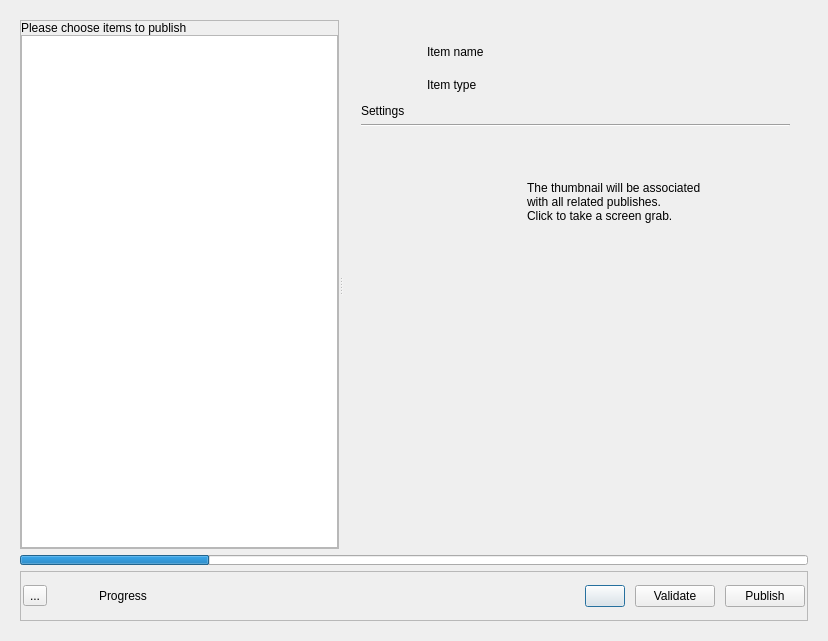
Qt form resources/dialog.ui (shotgunsoftware/tk-multi-publish2) before a commit.
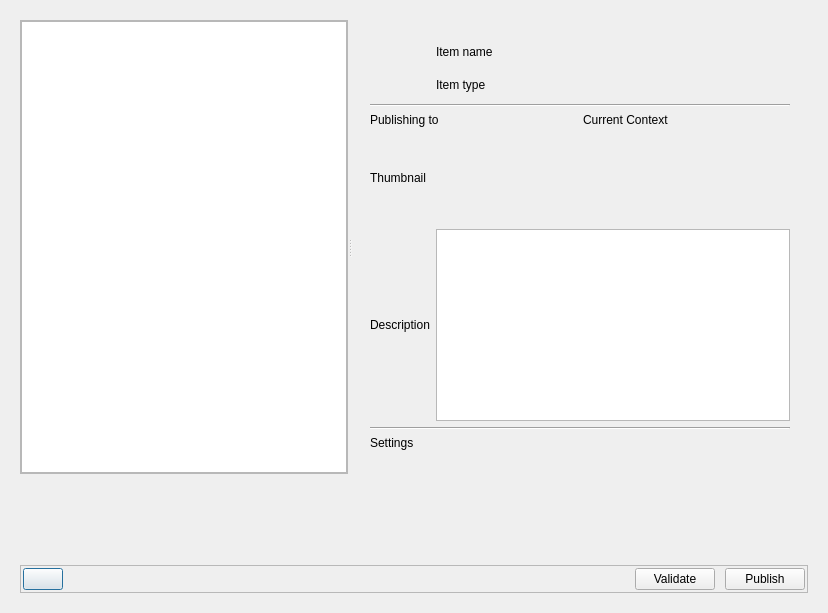
The same form after that commit. The open tabs and pages were chosen to show the change. Icons and pictures are not drawn. Custom widgets are drawn as their Qt base class.

Patch:
```diff
--- a/resources/dialog.ui
+++ b/resources/dialog.ui
@@ -7,7 +7,7 @@
     <x>0</x>
     <y>0</y>
     <width>828</width>
-    <height>641</height>
+    <height>613</height>
    </rect>
   </property>
   <property name="windowTitle">
@@ -151,13 +151,6 @@
            <property name="margin">
             <number>0</number>
            </property>
-           <item>
-            <widget class="QLabel" name="items_tree_label">
-             <property name="text">
-              <string>Please choose items to publish</string>
-             </property>
-            </widget>
-           </item>
            <item>
             <widget class="PublishTreeWidget" name="items_tree">
              <property name="acceptDrops">
@@ -192,7 +185,7 @@
               <number>0</number>
              </property>
              <widget class="QWidget" name="details_summary">
-              <layout class="QVBoxLayout" name="verticalLayout_8">
+              <layout class="QVBoxLayout" name="verticalLayout_6">
                <item>
                 <layout class="QHBoxLayout" name="horizontalLayout_2">
                  <item>
@@ -218,14 +211,22 @@
                   </widget>
                  </item>
                  <item>
-                  <widget class="QLabel" name="summary_header">
-                   <property name="text">
-                    <string>SUMMARY</string>
-                   </property>
-                   <property name="wordWrap">
-                    <bool>true</bool>
-                   </property>
-                  </widget>
+                  <layout class="QVBoxLayout" name="verticalLayout_12">
+                   <item>
+                    <widget class="QLabel" name="item_name">
+                     <property name="text">
+                      <string>Item name</string>
+                     </property>
+                    </widget>
+                   </item>
+                   <item>
+                    <widget class="QLabel" name="item_type">
+                     <property name="text">
+                      <string>Item type</string>
+                     </property>
+                    </widget>
+                   </item>
+                  </layout>
                  </item>
                 </layout>
                </item>
@@ -237,25 +238,33 @@
                 </widget>
                </item>
                <item>
-                <layout class="QFormLayout" name="formLayout">
-                 <property name="fieldGrowthPolicy">
-                  <enum>QFormLayout::FieldsStayAtSizeHint</enum>
-                 </property>
-                 <item row="0" column="0">
+                <layout class="QHBoxLayout" name="horizontalLayout_5">
+                 <item>
                   <widget class="QLabel" name="label_4">
                    <property name="text">
                     <string>Publishing to</string>
                    </property>
                   </widget>
                  </item>
-                 <item row="2" column="0">
+                 <item>
+                  <widget class="QLabel" name="summary_context">
+                   <property name="text">
+                    <string>Current Context</string>
+                   </property>
+                  </widget>
+                 </item>
+                </layout>
+               </item>
+               <item>
+                <layout class="QHBoxLayout" name="horizontalLayout_6">
+                 <item>
                   <widget class="QLabel" name="label_2">
                    <property name="text">
                     <string>Thumbnail</string>
                    </property>
                   </widget>
                  </item>
-                 <item row="2" column="1">
+                 <item>
                   <widget class="Thumbnail" name="summary_thumbnail">
                    <property name="minimumSize">
                     <size>
@@ -277,25 +286,46 @@
                    </property>
                   </widget>
                  </item>
-                 <item row="3" column="0">
+                </layout>
+               </item>
+               <item>
+                <layout class="QHBoxLayout" name="horizontalLayout_7">
+                 <item>
                   <widget class="QLabel" name="label_3">
                    <property name="text">
                     <string>Description</string>
                    </property>
                   </widget>
                  </item>
-                 <item row="3" column="1">
+                 <item>
                   <widget class="QPlainTextEdit" name="summary_comments"/>
                  </item>
-                 <item row="0" column="1">
-                  <widget class="QLabel" name="summary_context">
-                   <property name="text">
-                    <string>Current Context</string>
-                   </property>
-                  </widget>
-                 </item>
                 </layout>
                </item>
+               <item>
+                <widget class="Line" name="item_divider">
+                 <property name="orientation">
+                  <enum>Qt::Horizontal</enum>
+                 </property>
+                </widget>
+               </item>
+               <item>
+                <widget class="QLabel" name="item_settings_label">
+                 <property name="text">
+                  <string>Settings</string>
+                 </property>
+                </widget>
+               </item>
+               <item>
+                <widget class="SettingsWidget" name="item_settings" native="true">
+                 <property name="sizePolicy">
+                  <sizepolicy hsizetype="Preferred" vsizetype="Expanding">
+                   <horstretch>0</horstretch>
+                   <verstretch>0</verstretch>
+                  </sizepolicy>
+                 </property>
+                </widget>
+               </item>
               </layout>
              </widget>
              <widget class="QWidget" name="details_task">
@@ -369,205 +399,6 @@
                </item>
               </layout>
              </widget>
-             <widget class="QWidget" name="details_plugin">
-              <layout class="QVBoxLayout" name="verticalLayout_10">
-               <item>
-                <layout class="QHBoxLayout" name="horizontalLayout_5">
-                 <item>
-                  <widget class="QLabel" name="plugin_icon">
-                   <property name="minimumSize">
-                    <size>
-                     <width>60</width>
-                     <height>60</height>
-                    </size>
-                   </property>
-                   <property name="maximumSize">
-                    <size>
-                     <width>60</width>
-                     <height>60</height>
-                    </size>
-                   </property>
-                   <property name="text">
-                    <string/>
-                   </property>
-                   <property name="scaledContents">
-                    <bool>true</bool>
-                   </property>
-                  </widget>
-                 </item>
-                 <item>
-                  <widget class="QLabel" name="plugin_name">
-                   <property name="text">
-                    <string>Plugin Name</string>
-                   </property>
-                  </widget>
-                 </item>
-                </layout>
-               </item>
-               <item>
-                <widget class="QLabel" name="plugin_description">
-                 <property name="text">
-                  <string>Description</string>
-                 </property>
-                 <property name="wordWrap">
-                  <bool>true</bool>
-                 </property>
-                </widget>
-               </item>
-               <item>
-                <widget class="QLabel" name="plugin_settings_label">
-                 <property name="text">
-                  <string>Settings</string>
-                 </property>
-                </widget>
-               </item>
-               <item>
-                <widget class="Line" name="plugin_divider">
-                 <property name="orientation">
-                  <enum>Qt::Horizontal</enum>
-                 </property>
-                </widget>
-               </item>
-               <item>
-                <widget class="SettingsWidget" name="plugin_settings" native="true">
-                 <property name="sizePolicy">
-                  <sizepolicy hsizetype="Preferred" vsizetype="Expanding">
-                   <horstretch>0</horstretch>
-                   <verstretch>0</verstretch>
-                  </sizepolicy>
-                 </property>
-                </widget>
-               </item>
-              </layout>
-             </widget>
-             <widget class="QWidget" name="details_item">
-              <layout class="QVBoxLayout" name="verticalLayout_13">
-               <item>
-                <layout class="QHBoxLayout" name="horizontalLayout_6">
-                 <item>
-                  <widget class="QLabel" name="item_icon">
-                   <property name="minimumSize">
-                    <size>
-                     <width>60</width>
-                     <height>60</height>
-                    </size>
-                   </property>
-                   <property name="maximumSize">
-                    <size>
-                     <width>60</width>
-                     <height>60</height>
-                    </size>
-                   </property>
-                   <property name="text">
-                    <string/>
-                   </property>
-                   <property name="scaledContents">
-                    <bool>true</bool>
-                   </property>
-                  </widget>
-                 </item>
-                 <item>
-                  <layout class="QVBoxLayout" name="verticalLayout_12">
-                   <item>
-                    <widget class="QLabel" name="item_name">
-                     <property name="text">
-                      <string>Item name</string>
-                     </property>
-                    </widget>
-                   </item>
-                   <item>
-                    <widget class="QLabel" name="item_type">
-                     <property name="text">
-                      <string>Item type</string>
-                     </property>
-                    </widget>
-                   </item>
-                  </layout>
-                 </item>
-                </layout>
-               </item>
-               <item>
-                <widget class="QLabel" name="item_settings_label">
-                 <property name="text">
-                  <string>Settings</string>
-                 </property>
-                </widget>
-               </item>
-               <item>
-                <widget class="Line" name="item_divider">
-                 <property name="orientation">
-                  <enum>Qt::Horizontal</enum>
-                 </property>
-                </widget>
-               </item>
-               <item>
-                <layout class="QHBoxLayout" name="horizontalLayout_7">
-                 <item>
-                  <widget class="Thumbnail" name="item_thumbnail">
-                   <property name="minimumSize">
-                    <size>
-                     <width>160</width>
-                     <height>90</height>
-                    </size>
-                   </property>
-                   <property name="maximumSize">
-                    <size>
-                     <width>160</width>
-                     <height>90</height>
-                    </size>
-                   </property>
-                   <property name="text">
-                    <string/>
-                   </property>
-                   <property name="scaledContents">
-                    <bool>true</bool>
-                   </property>
-                  </widget>
-                 </item>
-                 <item>
-                  <widget class="QLabel" name="item_description_2">
-                   <property name="text">
-                    <string>The thumbnail will be associated
-with all related publishes.
-Click to take a screen grab.</string>
-                   </property>
-                   <property name="alignment">
-                    <set>Qt::AlignBottom|Qt::AlignLeading|Qt::AlignLeft</set>
-                   </property>
-                   <property name="wordWrap">
-                    <bool>true</bool>
-                   </property>
-                  </widget>
-                 </item>
-                </layout>
-               </item>
-               <item>
-                <widget class="SettingsWidget" name="item_settings" native="true">
-                 <property name="sizePolicy">
-                  <sizepolicy hsizetype="Preferred" vsizetype="Expanding">
-                   <horstretch>0</horstretch>
-                   <verstretch>0</verstretch>
-                  </sizepolicy>
-                 </property>
-                </widget>
-               </item>
-              </layout>
-             </widget>
-             <widget class="QWidget" name="details_select">
-              <layout class="QVBoxLayout" name="verticalLayout_6">
-               <item>
-                <widget class="QLabel" name="please_select_an_item">
-                 <property name="text">
-                  <string>Please select an item 
-for more details</string>
-                 </property>
-                 <property name="alignment">
-                  <set>Qt::AlignCenter</set>
-                 </property>
-                </widget>
-               </item>
-              </layout>
-             </widget>
             </widget>
            </item>
           </layout>
@@ -575,18 +406,12 @@
         </widget>
        </item>
        <item>
-        <widget class="QProgressBar" name="progress">
-         <property name="maximumSize">
-          <size>
-           <width>16777215</width>
-           <height>10</height>
-          </size>
-         </property>
-         <property name="value">
-          <number>24</number>
-         </property>
-         <property name="textVisible">
-          <bool>false</bool>
+        <widget class="ProgressWidget" name="progress_widget" native="true">
+         <property name="sizePolicy">
+          <sizepolicy hsizetype="Preferred" vsizetype="Expanding">
+           <horstretch>0</horstretch>
+           <verstretch>0</verstretch>
+          </sizepolicy>
          </property>
         </widget>
        </item>
@@ -612,41 +437,10 @@
            <number>2</number>
           </property>
           <item>
-           <widget class="QToolButton" name="progress_toggle">
-            <property name="text">
-             <string>...</string>
-            </property>
-           </widget>
-          </item>
-          <item>
-           <widget class="QLabel" name="progress_icon">
-            <property name="minimumSize">
-             <size>
-              <width>32</width>
-              <height>32</height>
-             </size>
-            </property>
-            <property name="maximumSize">
-             <size>
-              <width>32</width>
-              <height>32</height>
-             </size>
-            </property>
-            <property name="text">
-             <string/>
-            </property>
-            <property name="pixmap">
-             <pixmap resource="resources.qrc">:/tk_multi_publish2/success.png</pixmap>
-            </property>
-            <property name="scaledContents">
-             <bool>true</bool>
-            </property>
-           </widget>
-          </item>
-          <item>
-           <widget class="QLabel" name="progress_label">
-            <property name="text">
-             <string>Progress</string>
+           <widget class="QPushButton" name="options">
+            <property name="icon">
+             <iconset>
+              <normaloff>:/tk_multi_publish2/tick.png</normaloff>:/tk_multi_publish2/tick.png</iconset>
             </property>
            </widget>
           </item>
@@ -663,14 +457,6 @@
             </property>
            </spacer>
           </item>
-          <item>
-           <widget class="QPushButton" name="options">
-            <property name="icon">
-             <iconset resource="resources.qrc">
-              <normaloff>:/tk_multi_publish2/tick.png</normaloff>:/tk_multi_publish2/tick.png</iconset>
-            </property>
-           </widget>
-          </item>
           <item>
            <widget class="QPushButton" name="validate">
             <property name="text">
@@ -720,6 +506,12 @@
    <extends>QTreeWidget</extends>
    <header>..publish_tree_widget</header>
   </customwidget>
+  <customwidget>
+   <class>ProgressWidget</class>
+   <extends>QWidget</extends>
+   <header>..progress_widget</header>
+   <container>1</container>
+  </customwidget>
  </customwidgets>
  <resources>
   <include location="resources.qrc"/>
```
Left out of the diff: 7 changed lines with no effect on the pictures.
